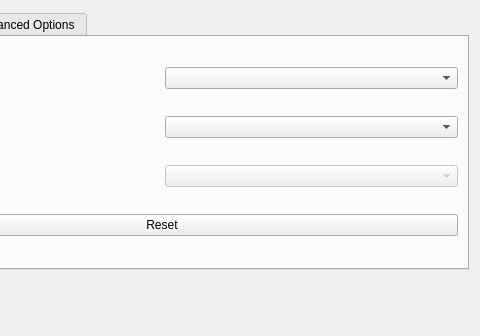
Before: the Qt Designer form src/napari_clusters_plotter/plotter_inputs.ui in BiAPoL/napari-clusters-plotter, drawn with Qt 5; both pictures show x 156 to 636 and y 0 to 336 of the 636 by 672 pixel window.
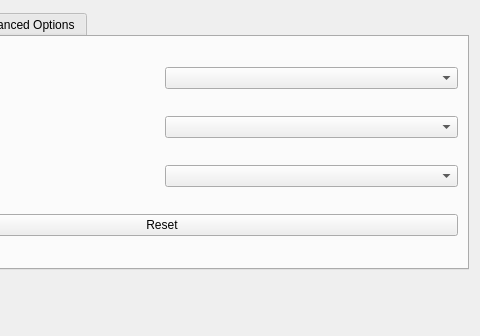
After: the same form once the commit is applied. The open tabs and pages were chosen to show the change.

Commit message: enable color control

Patch:
```diff
--- a/src/napari_clusters_plotter/plotter_inputs.ui
+++ b/src/napari_clusters_plotter/plotter_inputs.ui
@@ -53,7 +53,7 @@
        <item row="2" column="1">
         <widget class="QComboBox" name="hue_box">
          <property name="enabled">
-          <bool>false</bool>
+          <bool>true</bool>
          </property>
         </widget>
        </item>
```
Left out of the diff: 2 changed lines with no effect on the pictures.
